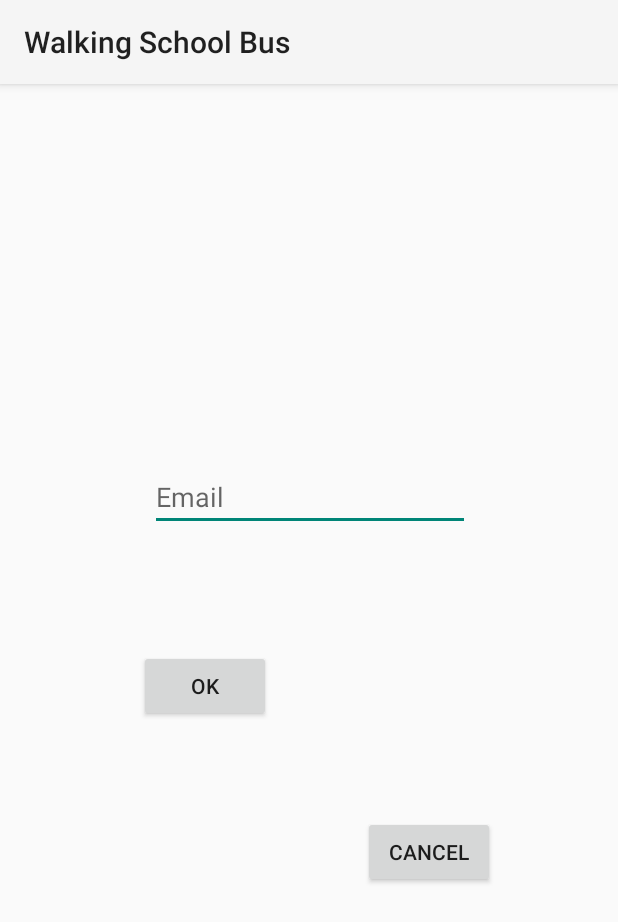
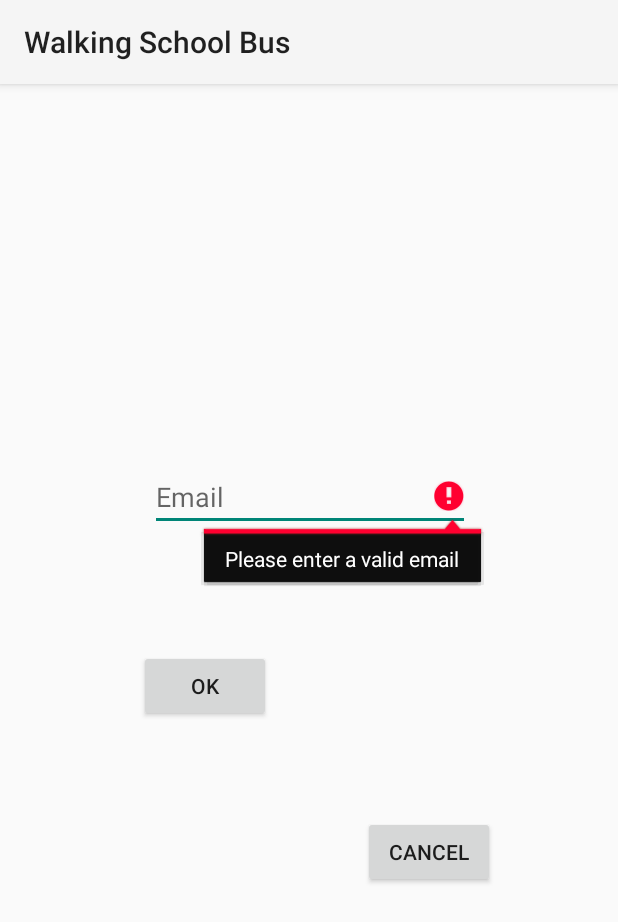
Before and after one commit to flitcher/WalkingSchool, an Android app: the AddActivity screen opened directly, with no data from a screen before it, after a tap on "OK", on a phone screen of 412 x 824 dp. Shown: the top 922 px of the screen. Run offline under Robolectric (Android 15) with nearby library versions, the phone set to English and light mode, and no system bars.

Commit message:
validated add activity input and enforced code readability

```diff
--- a/app/src/main/java/walkingschoolbus/cmpt276/ca/appUI/AddActivity.java
+++ b/app/src/main/java/walkingschoolbus/cmpt276/ca/appUI/AddActivity.java
@@ -22,11 +22,16 @@ import walkingschoolbus.cmpt276.ca.proxy.ApiInterface;
 import walkingschoolbus.cmpt276.ca.proxy.ProxyBuilder;
 import walkingschoolbus.cmpt276.ca.walkingschoolbus.R;
 
+import static walkingschoolbus.cmpt276.ca.dataObjects.User.emailPattern;
+
 public class AddActivity extends AppCompatActivity {
     private static String listType;
     private final String CHILDLIST = "childList";
     private final String PARENTLIST = "parentList";
     private User userManager = User.getInstance();
+
+    EditText userEmail;
+    String validateEmail;
 
     @Override
     protected void onCreate(Bundle savedInstanceState) {
@@ -45,27 +50,42 @@ public class AddActivity extends AppCompatActivity {
             @Override
             public void onClick(View view) {
 
-                EditText editText = (EditText) findViewById(R.id.AddActivity_getEmailEditText);
-
+                userEmail = (EditText) findViewById(R.id.AddActivity_getEmailEditText);
+                initialize();
+                    if(validate())
+                    {
                         if(listType.equals(CHILDLIST)) {
-                        String email = editText.getText().toString();
+                            String email = userEmail.getText().toString();
 
                             ProxyBuilder.SimpleCallback<User> callback = returnedUser -> addChild(returnedUser);
                             ServerManager.addMonitorUser(email,callback);
 
                         }
                         else if(listType.equals(PARENTLIST)) {
-                        String email = editText.getText().toString();
+                            String email = userEmail.getText().toString();
 
                             ProxyBuilder.SimpleCallback<User> callback = returnedUser -> addParent(returnedUser);
                             ServerManager.addMonitedByUser(email,callback);
 
                         }
                     }
+                }
 
         });
     }
 
+    private boolean validate() {
+        boolean valid = true;
+        if(!validateEmail.matches(emailPattern)) {
+            userEmail.setError("Please enter a valid email");
+            valid = false;
+        }
+        return valid;
+    }
+
+    public void initialize() {
+        validateEmail = userEmail.getText().toString().trim();
+    }
 
     private void setCancelBtn() {
         Button btn = (Button) findViewById(R.id.AddActivity__cancelbtn);
--- a/app/src/main/java/walkingschoolbus/cmpt276/ca/appUI/SplashScreen.java
+++ b/app/src/main/java/walkingschoolbus/cmpt276/ca/appUI/SplashScreen.java
@@ -54,10 +54,6 @@ public class SplashScreen extends AppCompatActivity {
     }
 
     private void loginSetUp() {
-
-
-
-
         userManager.setEmail(email);
         userManager.setPassword(password);
 
@@ -68,7 +64,6 @@ public class SplashScreen extends AppCompatActivity {
     }
 
     //return things.
-
     private void responseLogin(Void Nothing){
         ProxyBuilder.SimpleCallback<User> callback = returedUser->responseAutoLogin(returedUser);
         Log.w(TAG, "Server replied to login request (no content was expected).");
--- a/app/src/main/res/values/strings.xml
+++ b/app/src/main/res/values/strings.xml
@@ -25,6 +25,7 @@
     <string name="press_ok_to_delete">press ok to delete</string>
     <string name="delete">Delete</string>
     <string name="title_activity_child">ChildActivity</string>
+    <string name="don_t_have_an_account_register_here">Don\'t have an account? Register here.</string>
 
 
 </resources>
```
Also changed, not shown: app/src/main/java/walkingschoolbus/cmpt276/ca/appUI/LoginActivity.java (+11 -15 lines), app/src/main/java/walkingschoolbus/cmpt276/ca/appUI/RegisterActivity.java (+0 -7 lines), app/src/main/java/walkingschoolbus/cmpt276/ca/dataObjects/ServerManager.java (+8 -12 lines), app/src/main/res/layout/activity_login.xml (+10 -0 lines). Lines whose indentation alone changed are shown as unchanged.
